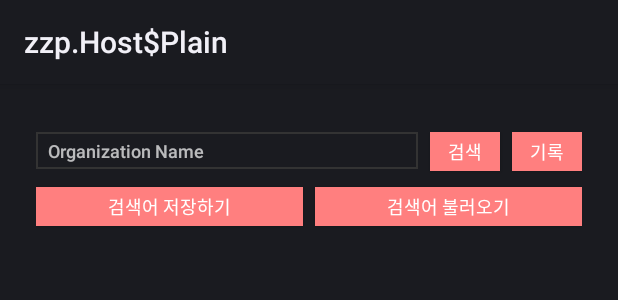
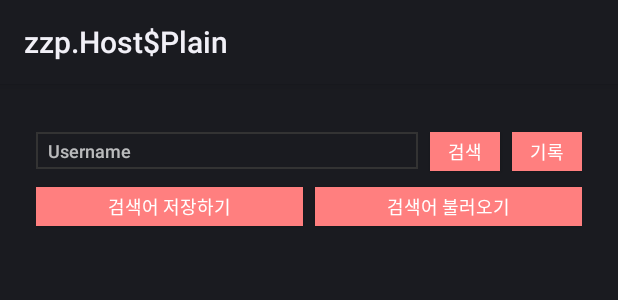
Before and after one commit to svclaw2000/AndroidTutorial, an Android app: the layout activity_home.xml on its own in the app's theme, with its tools: preview values and no code run, on a phone screen of 412 x 824 dp. Shown: the top 300 px of the screen. Run offline under Robolectric (Android 15) with nearby library versions, the phone set to English and light mode, and no system bars.

Commit message:
검색어 요구사항 수정

```diff
--- a/data/src/main/java/kr/co/alm/mobile_tutorial/data/repository/GithubRepositoryImpl.kt
+++ b/data/src/main/java/kr/co/alm/mobile_tutorial/data/repository/GithubRepositoryImpl.kt
@@ -24,7 +24,7 @@ class GithubRepositoryImpl(
         TODO("Not yet implemented")
     }
 
-    override suspend fun fetchCommitList(organizationName: String, repositoryName: String): Result<List<Commit>> {
+    override suspend fun fetchCommitList(username: String, repositoryName: String): Result<List<Commit>> {
         TODO("Not yet implemented")
     }
 }
--- a/data/src/main/java/kr/co/alm/mobile_tutorial/data/source/remote/GithubRemoteDataSource.kt
+++ b/data/src/main/java/kr/co/alm/mobile_tutorial/data/source/remote/GithubRemoteDataSource.kt
@@ -7,5 +7,5 @@ interface GithubRemoteDataSource {
 
     suspend fun fetchRepositoryList(username: String): Result<List<RepositoryData>>
 
-    suspend fun fetchCommitList(organizationName: String, repositoryName: String): Result<List<CommitData>>
+    suspend fun fetchCommitList(username: String, repositoryName: String): Result<List<CommitData>>
 }
--- a/domain/src/main/java/kr/co/alm/mobile_tutorial/domain/repository/GithubRepository.kt
+++ b/domain/src/main/java/kr/co/alm/mobile_tutorial/domain/repository/GithubRepository.kt
@@ -12,5 +12,5 @@ interface GithubRepository {
 
     suspend fun fetchRepositoryHistoryList(): Result<List<RepositoryHistory>>
 
-    suspend fun fetchCommitList(organizationName: String, repositoryName: String): Result<List<Commit>>
+    suspend fun fetchCommitList(username: String, repositoryName: String): Result<List<Commit>>
 }
--- a/presentation/src/main/res/layout/activity_commit.xml
+++ b/presentation/src/main/res/layout/activity_commit.xml
@@ -18,7 +18,7 @@
         tools:text="Repository Name" />
 
     <TextView
-        android:id="@+id/textView_organizationName"
+        android:id="@+id/textView_username"
         android:layout_width="wrap_content"
         android:layout_height="wrap_content"
         android:layout_marginTop="4dp"
@@ -26,14 +26,14 @@
         android:textSize="12sp"
         app:layout_constraintStart_toStartOf="parent"
         app:layout_constraintTop_toBottomOf="@id/textView_repositoryName"
-        tools:text="Organization Name" />
+        tools:text="Username" />
 
     <androidx.recyclerview.widget.RecyclerView
         android:id="@+id/recyclerView"
         android:layout_width="0dp"
         android:layout_height="0dp"
         android:layout_marginTop="24dp"
-        app:layout_constraintTop_toBottomOf="@id/textView_organizationName"
+        app:layout_constraintTop_toBottomOf="@id/textView_username"
         app:layout_constraintBottom_toBottomOf="parent"
         app:layout_constraintStart_toStartOf="parent"
         app:layout_constraintEnd_toEndOf="parent"/>
--- a/presentation/src/main/res/values/strings.xml
+++ b/presentation/src/main/res/values/strings.xml
@@ -1,7 +1,7 @@
 <resources>
     <string name="history">기록</string>
     <string name="search">검색</string>
-    <string name="hint_keyword">Organization Name</string>
+    <string name="hint_keyword">Username</string>
     <string name="saveKeyword">검색어 저장하기</string>
     <string name="loadKeyword">검색어 불러오기</string>
 </resources>
--- a/remote/src/main/java/kr/co/alm/mobile_tutorial/remote/source/GithubRemoteDataSourceImpl.kt
+++ b/remote/src/main/java/kr/co/alm/mobile_tutorial/remote/source/GithubRemoteDataSourceImpl.kt
@@ -10,7 +10,7 @@ class GithubRemoteDataSourceImpl : GithubRemoteDataSource {
         TODO("Not yet implemented")
     }
 
-    override suspend fun fetchCommitList(organizationName: String, repositoryName: String): Result<List<CommitData>> {
+    override suspend fun fetchCommitList(username: String, repositoryName: String): Result<List<CommitData>> {
         TODO("Not yet implemented")
     }
 }
```
